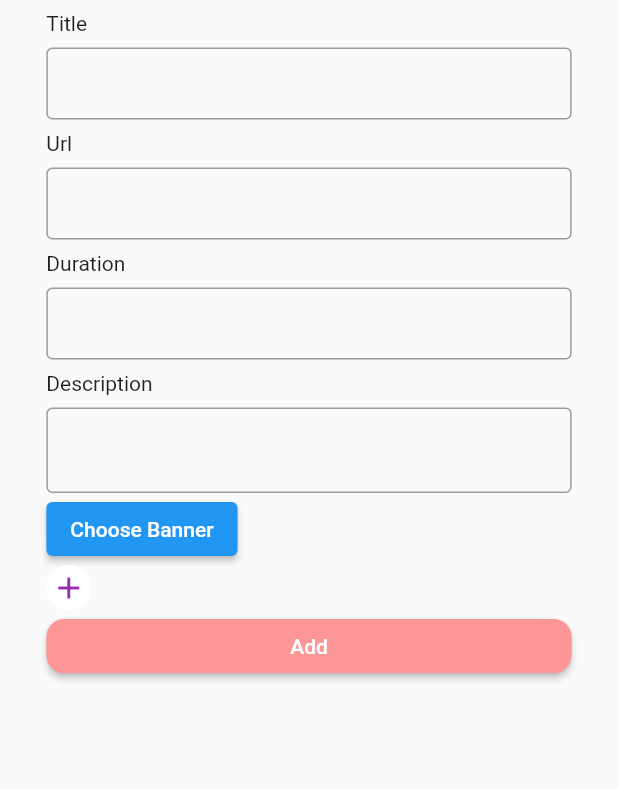
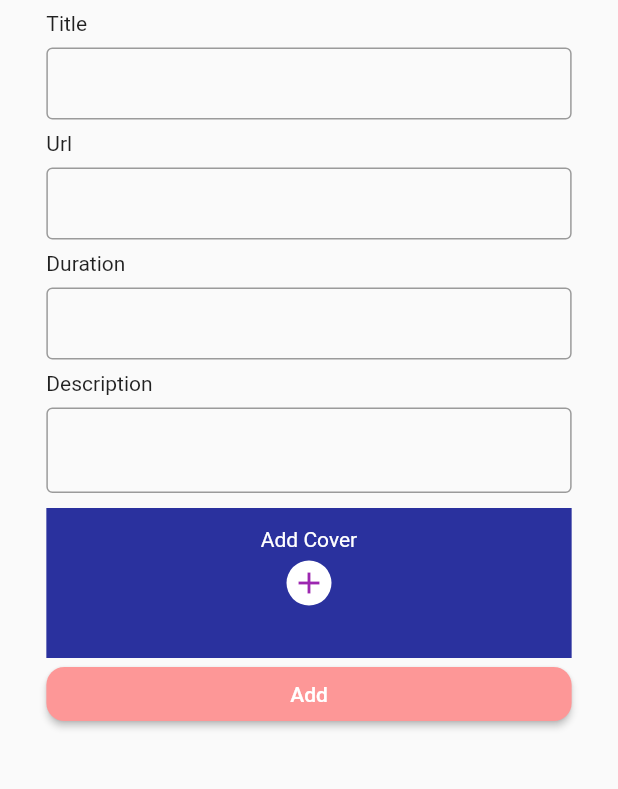
Before and after one commit to Quantax-Technologies/Course-App, a Flutter app: the AddCourse screen opened directly, after a tap on "Add", on a phone screen of 412 x 824 dp, the part 218-1007 px from its top. Run offline on Flutter 3.47's test engine with Material 2 defaults, Android fonts, the phone set to English and light mode, and no system bars; our stand-ins replace cloud_firestore, file_picker, firebase_auth, firebase_core, firebase_storage; accounts and stored records are empty.

Commit message:
firebase add course

```diff
--- a/lib/Helper/storage_helper.dart
+++ b/lib/Helper/storage_helper.dart
@@ -7,7 +7,7 @@ class Storage {
       String filepath, String folder, String filename) async {
     File file = File(filepath);
     try {
-      await storage.ref('profile/$folder/$filename').putFile(file);
+      await storage.ref().child('coursepic/$folder/$filename').putFile(file);
     } on FirebaseException catch (e) {
       print(e);
     }
--- a/lib/Screen/add_course.dart
+++ b/lib/Screen/add_course.dart
@@ -1,4 +1,5 @@
 import 'dart:io';
+import 'dart:math';
 
 import 'package:courseapp/Components/appbar.dart';
 import 'package:courseapp/Helper/storage_helper.dart';
@@ -23,11 +24,13 @@ class _AddCourseState extends State<AddCourse> {
 
   addcoursefunction(
       titlecourse, urlcourse, durationcourse, descriptioncourse) async {
-    var folder = '{S${_auth.email}}';
+    var folder = 'profile';
     Storage storageobj = Storage();
     var filename = results.files.single.name;
     var pathname = results.files.single.path;
-    storageobj.uploadFile(pathname, folder, filename);
+    var ranfolder = Random().nextInt(1000);
+
+    storageobj.uploadFile(pathname, '$ranfolder', filename);
     await FirebaseFirestore.instance.collection("Courses")
         // .doc(auth.currentUser!.uid)
         // .collection("usertask")
@@ -38,10 +41,11 @@ class _AddCourseState extends State<AddCourse> {
       'courseurl': urlcourse,
       'courseduration': durationcourse,
       'coursedescription': descriptioncourse,
-      'coursebanner': "profile/" + folder + "/" + results.files.single.name,
+      'coursebanner': "coursepic/$ranfolder/" + results.files.single.name,
       'datecreation':
           '${DateTime.now().day}-${DateTime.now().month}-${DateTime.now().year}'
     });
+
     titlecontroller.clear();
     urlcontroller.clear();
     durationcontroller.clear();
@@ -166,18 +170,36 @@ class _AddCourseState extends State<AddCourse> {
                         borderSide: BorderSide(color: basecolor2)),
                   ),
                 ),
-                ElevatedButton(
-                  onPressed: () {},
-                  child: Text("Choose Banner"),
+                SizedBox(
+                  height: 10,
                 ),
-                Stack(alignment: Alignment.bottomRight, children: [
+                Stack(alignment: Alignment.center, children: [
+                  if (results == null)
+                    Container(
+                      width: MediaQuery.of(context).size.width,
+                      height: 100,
+                      decoration: BoxDecoration(color: primary),
+                      child: Center(
+                          child: Padding(
+                        padding: const EdgeInsets.only(bottom: 58.0),
+                        child: Text(
+                          "Add Cover",
+                          style: TextStyle(color: Colors.white),
+                        ),
+                      )),
+                    ),
                   if (results != null)
-                    CircleAvatar(
-                      radius: MediaQuery.of(context).size.width * 0.12,
-                      backgroundImage: FileImage(
-                        File(results.files.single.path),
-                      ),
-                    ),
+                    Container(
+                        width: MediaQuery.of(context).size.width,
+                        height: 100,
+                        decoration: BoxDecoration(
+                          image: DecorationImage(
+                            image: FileImage(
+                              File(results.files.single.path),
+                            ),
+                            fit: BoxFit.cover,
+                          ),
+                        )),
                   InkWell(
                     onTap: () async {
                       results = await FilePicker.platform.pickFiles(
```
